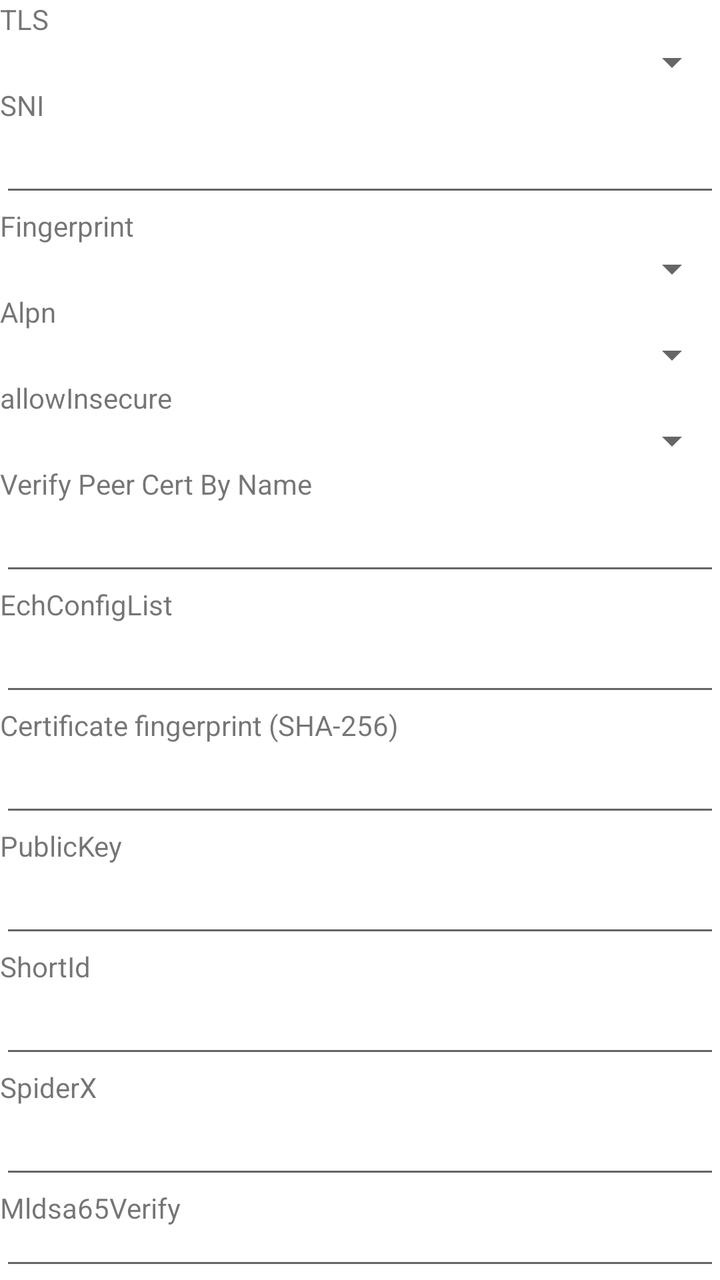
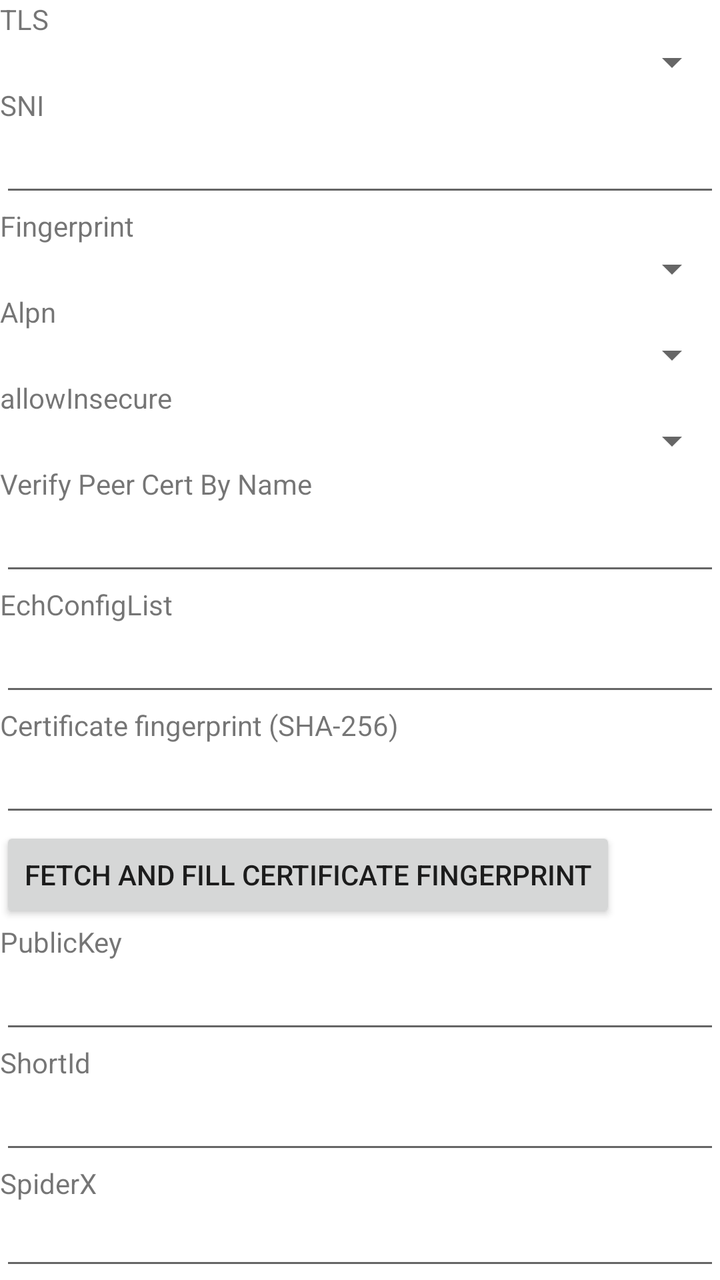

Before-and-after screenshots of an Android layout around one commit, followed by the original layout XML and the change that was made.
<!-- AndroidManifest.xml: fallback theme Theme.MaterialComponents.DayNight.NoActionBar -->
<!-- res/layout/layout_tls.xml -->
<?xml version="1.0" encoding="utf-8"?>
<LinearLayout xmlns:android="http://schemas.android.com/apk/res/android"
    android:layout_width="match_parent"
    android:layout_height="wrap_content"
    android:layout_marginTop="@dimen/padding_spacing_dp16"
    android:orientation="vertical">

    <LinearLayout
        android:id="@+id/lay_stream_security"
        android:layout_width="match_parent"
        android:layout_height="wrap_content"
        android:layout_marginBottom="@dimen/padding_spacing_dp16"

        android:orientation="vertical">

        <TextView
            android:layout_width="wrap_content"
            android:layout_height="wrap_content"
            android:text="@string/server_lab_stream_security" />

        <Spinner
            android:id="@+id/sp_stream_security"
            android:layout_width="match_parent"
            android:layout_height="wrap_content"
            android:layout_marginTop="@dimen/padding_spacing_dp8"
            android:layout_marginBottom="@dimen/padding_spacing_dp8"
            android:entries="@array/streamsecurityxs"
            android:nextFocusDown="@+id/et_sni" />

    </LinearLayout>

    <LinearLayout
        android:id="@+id/lay_sni"
        android:layout_width="match_parent"
        android:layout_height="wrap_content"
        android:layout_marginBottom="@dimen/padding_spacing_dp16"
        android:orientation="vertical">

        <TextView
            android:layout_width="wrap_content"
            android:layout_height="wrap_content"
            android:text="@string/server_lab_sni" />

        <EditText
            android:id="@+id/et_sni"
            android:layout_width="match_parent"
            android:layout_height="wrap_content"
            android:inputType="text"
            android:nextFocusDown="@+id/sp_stream_fingerprint" />

    </LinearLayout>

    <LinearLayout
        android:id="@+id/lay_stream_fingerprint"
        android:layout_width="match_parent"
        android:layout_height="wrap_content"
        android:layout_marginBottom="@dimen/padding_spacing_dp16"
        android:orientation="vertical">

        <TextView
            android:layout_width="wrap_content"
            android:layout_height="wrap_content"
            android:text="@string/server_lab_stream_fingerprint" />

        <Spinner
            android:id="@+id/sp_stream_fingerprint"
            android:layout_width="match_parent"
            android:layout_height="wrap_content"
            android:layout_marginTop="@dimen/padding_spacing_dp8"
            android:layout_marginBottom="@dimen/padding_spacing_dp8"
            android:entries="@array/streamsecurity_utls"
            android:nextFocusDown="@+id/sp_stream_alpn" />

    </LinearLayout>

    <LinearLayout
        android:id="@+id/lay_stream_alpn"
        android:layout_width="match_parent"
        android:layout_height="wrap_content"
        android:layout_marginBottom="@dimen/padding_spacing_dp16"
        android:orientation="vertical">

        <TextView
            android:layout_width="wrap_content"
            android:layout_height="wrap_content"
            android:text="@string/server_lab_stream_alpn" />

        <Spinner
            android:id="@+id/sp_stream_alpn"
            android:layout_width="match_parent"
            android:layout_height="wrap_content"
            android:layout_marginTop="@dimen/padding_spacing_dp8"
            android:layout_marginBottom="@dimen/padding_spacing_dp8"
            android:entries="@array/streamsecurity_alpn"
            android:nextFocusDown="@+id/sp_allow_insecure" />

    </LinearLayout>

    <LinearLayout
        android:id="@+id/lay_allow_insecure"
        android:layout_width="match_parent"
        android:layout_height="wrap_content"
        android:orientation="vertical">

        <TextView
            android:layout_width="wrap_content"
            android:layout_height="wrap_content"
            android:text="@string/server_lab_allow_insecure" />

        <Spinner
            android:id="@+id/sp_allow_insecure"
            android:layout_width="match_parent"
            android:layout_height="wrap_content"
            android:layout_marginTop="@dimen/padding_spacing_dp8"
            android:layout_marginBottom="@dimen/padding_spacing_dp8"
            android:entries="@array/allowinsecures"
            android:nextFocusDown="@+id/et_verify_peer_cert_by_name"/>
    </LinearLayout>

    <LinearLayout
        android:id="@+id/lay_verify_peer_cert_by_name"
        android:layout_width="match_parent"
        android:layout_height="wrap_content"
        android:layout_marginBottom="@dimen/padding_spacing_dp16"
        android:orientation="vertical">

        <TextView
            android:layout_width="wrap_content"
            android:layout_height="wrap_content"
            android:text="@string/server_lab_verify_peer_cert_by_name" />

        <EditText
            android:id="@+id/et_verify_peer_cert_by_name"
            android:layout_width="match_parent"
            android:layout_height="wrap_content"
            android:inputType="text"
            android:nextFocusDown="@+id/et_ech_config_list" />

    </LinearLayout>

    <LinearLayout
        android:id="@+id/lay_ech_config_list"
        android:layout_width="match_parent"
        android:layout_height="wrap_content"
        android:layout_marginBottom="@dimen/padding_spacing_dp16"
        android:orientation="vertical">

        <TextView
            android:layout_width="wrap_content"
            android:layout_height="wrap_content"
            android:text="@string/server_lab_ech_config_list" />

        <EditText
            android:id="@+id/et_ech_config_list"
            android:layout_width="match_parent"
            android:layout_height="wrap_content"
            android:inputType="text"
            android:nextFocusDown="@+id/et_pinned_ca256" />

    </LinearLayout>

    <LinearLayout
        android:id="@+id/lay_pinned_ca256"
        android:layout_width="match_parent"
        android:layout_height="wrap_content"
        android:layout_marginBottom="@dimen/padding_spacing_dp16"
        android:orientation="vertical">

        <TextView
            android:layout_width="wrap_content"
            android:layout_height="wrap_content"
            android:text="@string/server_lab_pinned_ca256" />

        <EditText
            android:id="@+id/et_pinned_ca256"
            android:layout_width="match_parent"
            android:layout_height="wrap_content"
            android:inputType="text"
            android:nextFocusDown="@+id/et_public_key" />

    </LinearLayout>

    <LinearLayout
        android:id="@+id/lay_public_key"
        android:layout_width="match_parent"
        android:layout_height="wrap_content"
        android:layout_marginBottom="@dimen/padding_spacing_dp16"
        android:orientation="vertical">

        <TextView
            android:layout_width="wrap_content"
            android:layout_height="wrap_content"
            android:text="@string/server_lab_public_key" />

        <EditText
            android:id="@+id/et_public_key"
            android:layout_width="match_parent"
            android:layout_height="wrap_content"
            android:inputType="text"
            android:nextFocusDown="@+id/et_short_id" />

    </LinearLayout>

    <LinearLayout
        android:id="@+id/lay_short_id"
        android:layout_width="match_parent"
        android:layout_height="wrap_content"
        android:layout_marginBottom="@dimen/padding_spacing_dp16"
        android:orientation="vertical">

        <TextView
            android:layout_width="wrap_content"
            android:layout_height="wrap_content"
            android:text="@string/server_lab_short_id" />

        <EditText
            android:id="@+id/et_short_id"
            android:layout_width="match_parent"
            android:layout_height="wrap_content"
            android:inputType="text"
            android:nextFocusDown="@+id/et_spider_x" />

    </LinearLayout>

    <LinearLayout
        android:id="@+id/lay_spider_x"
        android:layout_width="match_parent"
        android:layout_height="wrap_content"
        android:layout_marginBottom="@dimen/padding_spacing_dp16"
        android:orientation="vertical">

        <TextView
            android:layout_width="wrap_content"
            android:layout_height="wrap_content"
            android:text="@string/server_lab_spider_x" />

        <EditText
            android:id="@+id/et_spider_x"
            android:layout_width="match_parent"
            android:layout_height="wrap_content"
            android:inputType="text"
            android:nextFocusDown="@+id/et_mldsa65_verify" />

    </LinearLayout>

    <LinearLayout
        android:id="@+id/lay_mldsa65_verify"
        android:layout_width="match_parent"
        android:layout_height="wrap_content"
        android:layout_marginBottom="@dimen/padding_spacing_dp16"
        android:orientation="vertical">

        <TextView
            android:layout_width="wrap_content"
            android:layout_height="wrap_content"
            android:text="@string/server_lab_mldsa65_verify" />

        <EditText
            android:id="@+id/et_mldsa65_verify"
            android:layout_width="match_parent"
            android:layout_height="wrap_content"
            android:inputType="text" />

    </LinearLayout>
</LinearLayout>
<!-- resources referenced by this layout -->
<resources>
  <string-array name="allowinsecures" translatable="false">
          <item />
          <item>true</item>
          <item>false</item>
      </string-array>
  <string-array name="streamsecurity_alpn" translatable="false">
          <item />
          <item>h3</item>
          <item>h2</item>
          <item>http/1.1</item>
          <item>h3,h2,http/1.1</item>
          <item>h3,h2</item>
          <item>h2,http/1.1</item>
      </string-array>
  <string-array name="streamsecurity_utls" translatable="false">
          <item />
          <item>chrome</item>
          <item>firefox</item>
          <item>safari</item>
          <item>ios</item>
          <item>android</item>
          <item>edge</item>
          <item>360</item>
          <item>qq</item>
          <item>random</item>
          <item>randomized</item>
      </string-array>
  <string-array name="streamsecurityxs" translatable="false">
          <item />
          <item>tls</item>
          <item>reality</item>
      </string-array>
  <string name="server_lab_allow_insecure">allowInsecure</string>
  <string name="server_lab_ech_config_list">EchConfigList</string>
  <string name="server_lab_mldsa65_verify">Mldsa65Verify</string>
  <string name="server_lab_pinned_ca256">Certificate fingerprint (SHA-256)</string>
  <string name="server_lab_public_key">PublicKey</string>
  <string name="server_lab_short_id">ShortId</string>
  <string name="server_lab_sni">SNI</string>
  <string name="server_lab_spider_x">SpiderX</string>
  <string name="server_lab_stream_alpn">Alpn</string>
  <string name="server_lab_stream_fingerprint">Fingerprint</string>
  <string name="server_lab_stream_security">TLS</string>
  <string name="server_lab_verify_peer_cert_by_name">Verify Peer Cert By Name</string>
</resources>

<!-- the commit's change to res/layout/layout_tls.xml (unified diff, before → after) -->
@@ -178,6 +178,14 @@
             android:inputType="text"
             android:nextFocusDown="@+id/et_public_key" />
 
+        <Button
+            android:id="@+id/btn_pinned_ca256_action"
+            android:layout_width="wrap_content"
+            android:layout_height="wrap_content"
+            android:layout_marginTop="@dimen/padding_spacing_dp8"
+            android:layout_marginBottom="@dimen/padding_spacing_dp8"
+            android:text="@string/pinned_ca256_action_fetch" />
+
     </LinearLayout>
 
     <LinearLayout
<!-- resource entries referenced after the edit -->
@@ -32,6 +32,7 @@
           <item>tls</item>
           <item>reality</item>
       </string-array>
+  <string name="pinned_ca256_action_fetch">Fetch and fill certificate fingerprint</string>
   <string name="server_lab_allow_insecure">allowInsecure</string>
   <string name="server_lab_ech_config_list">EchConfigList</string>
   <string name="server_lab_mldsa65_verify">Mldsa65Verify</string>
